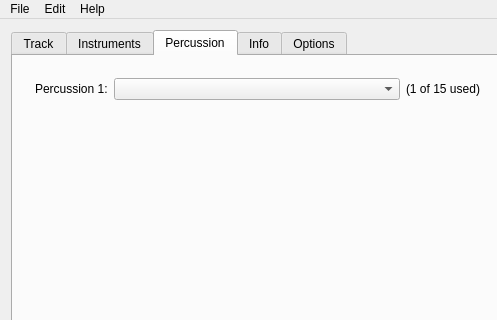
Old version of the form mainwindow.ui in the repository steux/tiatracker; both pictures show x 0 to 497 and y 0 to 320 of the 1064 by 783 pixel window.
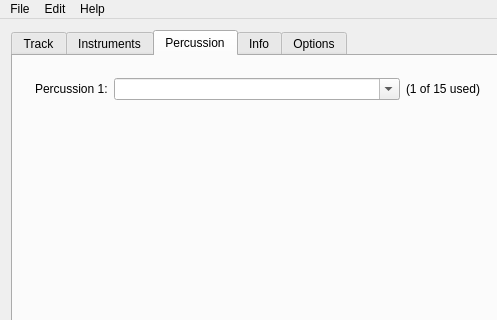
New version of the form. Custom widgets are drawn as their Qt base class.

Commit message: Percussion name combo box now editable

```diff
--- a/mainwindow.ui
+++ b/mainwindow.ui
@@ -275,6 +275,9 @@
            </item>
            <item>
             <widget class="QComboBox" name="comboBoxPercussion">
+             <property name="editable">
+              <bool>true</bool>
+             </property>
              <property name="minimumContentsLength">
               <number>32</number>
              </property>
```
The commit also changes 1 other file.
